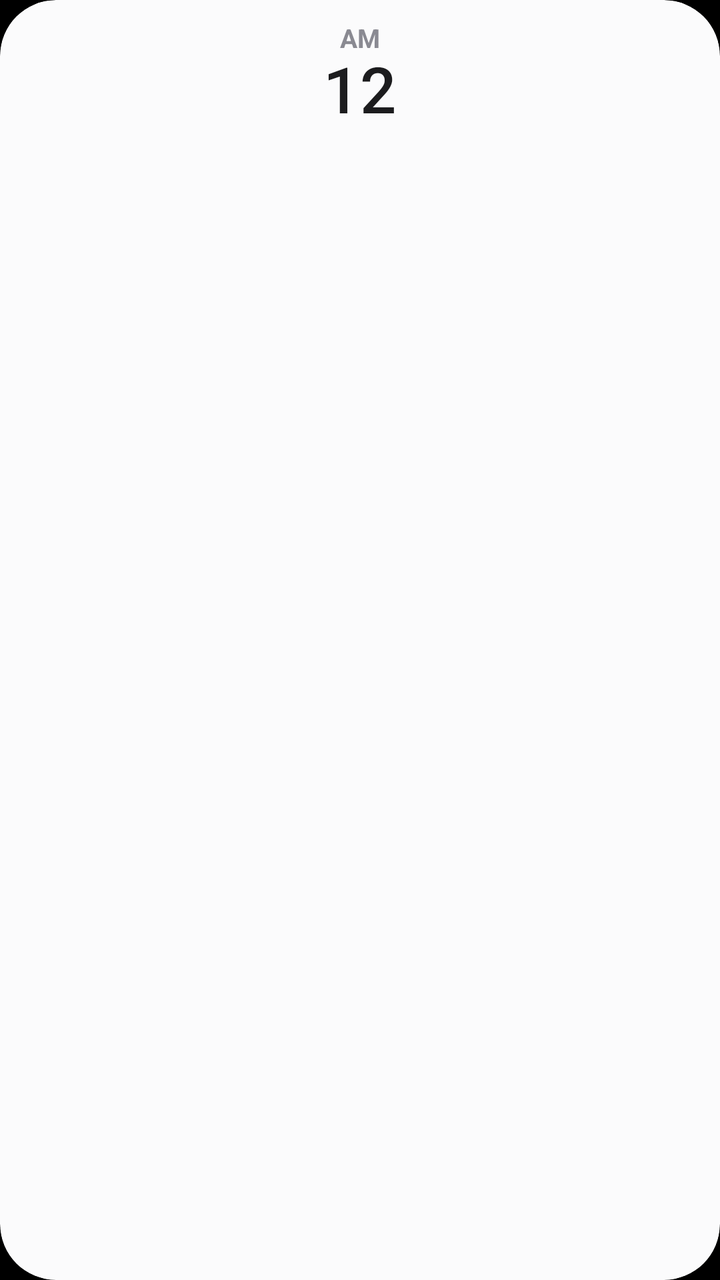
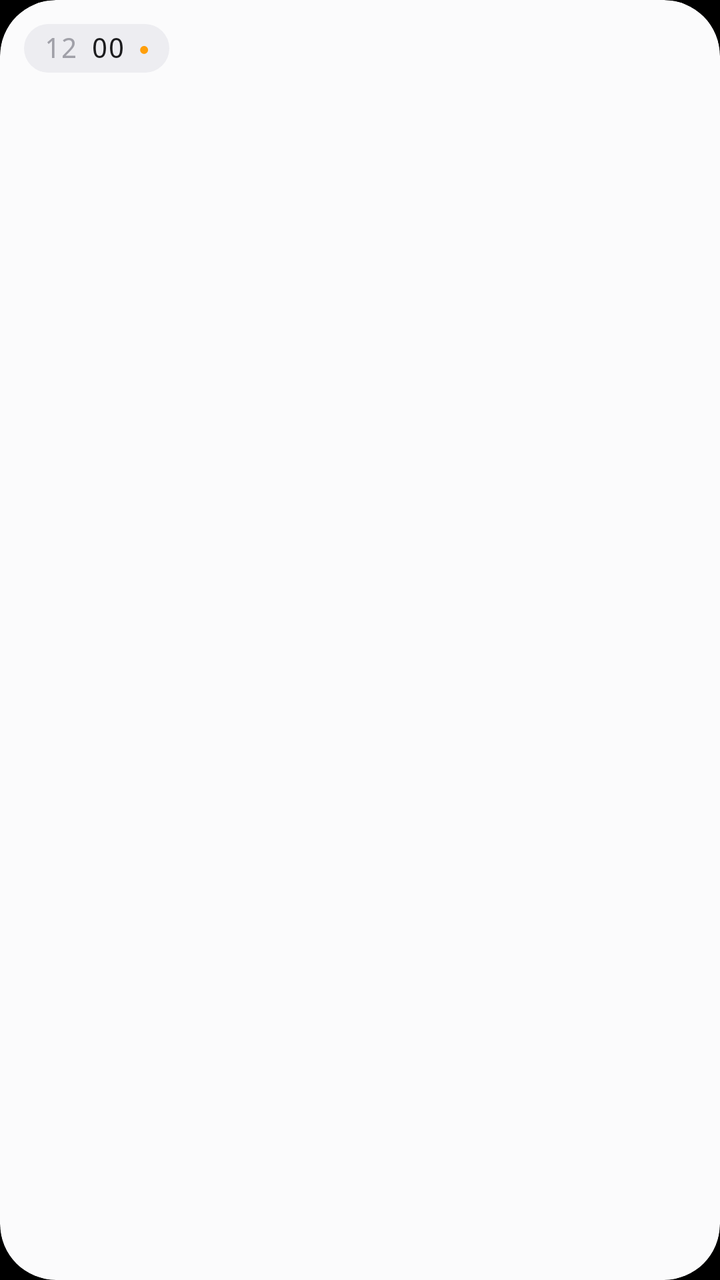

The first picture is an Android layout as it rendered before a commit; the second is the same layout after the commit. The layout source and the unified diff follow.
<!-- AndroidManifest.xml: application theme Theme.Klock -->
<!-- res/layout/widget_clock.xml -->
<FrameLayout xmlns:android="http://schemas.android.com/apk/res/android" android:id="@+id/root" android:layout_width="match_parent" android:layout_height="match_parent" android:background="@drawable/widget_bg" android:clipToOutline="true">
  <ImageView android:id="@+id/dial" android:layout_width="match_parent" android:layout_height="match_parent" android:scaleType="fitXY"/>
  <TextClock android:id="@+id/lbl" android:layout_width="wrap_content" android:layout_height="wrap_content" android:layout_gravity="top|center_horizontal" android:layout_marginTop="10dp"
    android:format12Hour="a" android:format24Hour="EEE" android:textSize="13sp" android:textStyle="bold" android:textColor="#FF8A8A92"/>
  <TextClock android:id="@+id/hourClk" android:layout_width="wrap_content" android:layout_height="wrap_content" android:layout_gravity="top|center_horizontal" android:layout_marginTop="27dp"
    android:format12Hour="hh" android:format24Hour="HH" android:textSize="32sp" android:fontFamily="sans-serif-medium" android:includeFontPadding="false" android:textColor="@color/w_ink"/>
  <TextClock android:id="@+id/timeClk" android:visibility="gone" android:layout_width="wrap_content" android:layout_height="wrap_content" android:layout_gravity="center"
    android:format12Hour="hh:mm" android:format24Hour="HH:mm" android:textSize="40sp" android:fontFamily="sans-serif-medium" android:includeFontPadding="false" android:textColor="@color/w_ink"/>
</FrameLayout>
<!-- resources referenced by this layout -->
<resources>
  <color name="w_ink">#FF1C1C1E</color>
  <!-- drawable widget_bg (drawable) -->
  <shape xmlns:android="http://schemas.android.com/apk/res/android" android:shape="rectangle">
    <solid android:color="@color/w_bg"/><corners android:radius="28dp"/>
  </shape>
  <style name="Theme.Klock" parent="@android:style/Theme.Material.Light.NoActionBar">
  <item name="android:statusBarColor">@android:color/transparent</item>
  <item name="android:navigationBarColor">@android:color/transparent</item>
  <item name="android:windowLayoutInDisplayCutoutMode">shortEdges</item>
  <item name="android:windowBackground">@android:color/black</item></style>
  <color name="w_bg">#FFFBFBFC</color>
</resources>

<!-- the commit's change to res/layout/widget_clock.xml (unified diff, before → after) -->
@@ -1,9 +1,9 @@
 <FrameLayout xmlns:android="http://schemas.android.com/apk/res/android" android:id="@+id/root" android:layout_width="match_parent" android:layout_height="match_parent" android:background="@drawable/widget_bg" android:clipToOutline="true">
   <ImageView android:id="@+id/dial" android:layout_width="match_parent" android:layout_height="match_parent" android:scaleType="fitXY"/>
-  <TextClock android:id="@+id/lbl" android:layout_width="wrap_content" android:layout_height="wrap_content" android:layout_gravity="top|center_horizontal" android:layout_marginTop="10dp"
-    android:format12Hour="a" android:format24Hour="EEE" android:textSize="13sp" android:textStyle="bold" android:textColor="#FF8A8A92"/>
-  <TextClock android:id="@+id/hourClk" android:layout_width="wrap_content" android:layout_height="wrap_content" android:layout_gravity="top|center_horizontal" android:layout_marginTop="27dp"
-    android:format12Hour="hh" android:format24Hour="HH" android:textSize="32sp" android:fontFamily="sans-serif-medium" android:includeFontPadding="false" android:textColor="@color/w_ink"/>
-  <TextClock android:id="@+id/timeClk" android:visibility="gone" android:layout_width="wrap_content" android:layout_height="wrap_content" android:layout_gravity="center"
-    android:format12Hour="hh:mm" android:format24Hour="HH:mm" android:textSize="40sp" android:fontFamily="sans-serif-medium" android:includeFontPadding="false" android:textColor="@color/w_ink"/>
+  <LinearLayout android:id="@+id/pill" android:layout_width="wrap_content" android:layout_height="wrap_content" android:layout_gravity="top|start" android:layout_margin="12dp"
+    android:orientation="horizontal" android:gravity="center_vertical" android:paddingStart="10dp" android:paddingEnd="10dp" android:paddingTop="4dp" android:paddingBottom="4dp" android:background="@drawable/pill_light">
+    <TextClock android:id="@+id/hourClk" android:layout_width="wrap_content" android:layout_height="wrap_content" android:format12Hour="hh" android:format24Hour="HH" android:textSize="14sp" android:fontFamily="monospace" android:includeFontPadding="false" android:textColor="#FFA0A0A8"/>
+    <TextClock android:id="@+id/minClk" android:layout_width="wrap_content" android:layout_height="wrap_content" android:layout_marginStart="7dp" android:format12Hour="mm" android:format24Hour="mm" android:textSize="14sp" android:fontFamily="monospace" android:includeFontPadding="false" android:textColor="#FF1C1C1E"/>
+    <TextView android:layout_width="wrap_content" android:layout_height="wrap_content" android:layout_marginStart="7dp" android:text="●" android:textSize="9sp" android:includeFontPadding="false" android:textColor="#FFFF9F0A"/>
+  </LinearLayout>
 </FrameLayout>
<!-- resource entries referenced after the edit -->
@@ -1,6 +1,7 @@
 <!-- resources referenced by this layout -->
 <resources>
-  <color name="w_ink">#FF1C1C1E</color>
+  <!-- drawable pill_light (drawable) -->
+  <shape xmlns:android="http://schemas.android.com/apk/res/android" android:shape="rectangle"><solid android:color="#FFEDEDF1"/><corners android:radius="40dp"/></shape>
   <!-- drawable widget_bg (drawable) -->
   <shape xmlns:android="http://schemas.android.com/apk/res/android" android:shape="rectangle">
     <solid android:color="@color/w_bg"/><corners android:radius="28dp"/>
